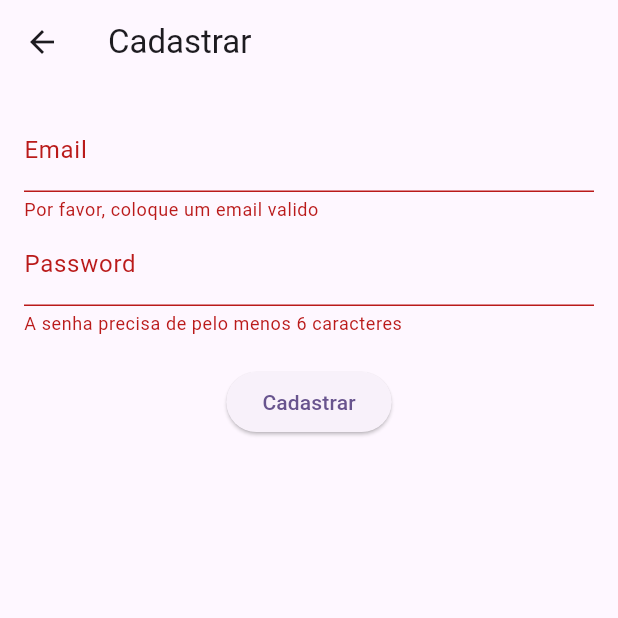
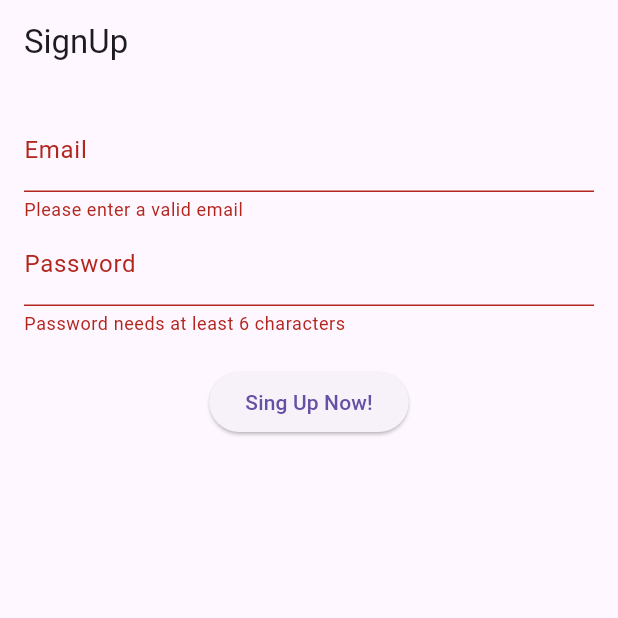
Before and after one commit to AoiteFoca/Firebase_Auth_CadLog, a Flutter app: the SignUpPage screen opened directly, on a phone screen of 412 x 824 dp, the top half of it. Run offline on Flutter 3.47's test engine with Material 3 defaults, Android fonts, the phone set to English and light mode, and no system bars; our stand-ins replace firebase_auth, firebase_core; accounts and stored records are empty; generated files the repository leaves out were written again.

Commit message:
Final Changes

```diff
--- a/lib/cad.dart
+++ b/lib/cad.dart
@@ -12,7 +12,7 @@ class SignUpPage extends StatelessWidget {
   Widget build(BuildContext context) {
     return Scaffold(
       appBar: AppBar(
-        title: Text('Cadastrar'),
+        title: Text('SignUp'),
       ),
       body: Padding(
         padding: EdgeInsets.all(16.0),
@@ -22,7 +22,7 @@ class SignUpPage extends StatelessWidget {
               controller: _emailController,
               decoration: InputDecoration(
                 labelText: 'Email',
-                errorText: _validateEmail(_emailController.text) ? null : 'Por favor, coloque um email valido',
+                errorText: _validateEmail(_emailController.text) ? null : 'Please enter a valid email',
               ),
             ),
             TextField(
@@ -30,13 +30,13 @@ class SignUpPage extends StatelessWidget {
               obscureText: true,
               decoration: InputDecoration(
                 labelText: 'Password',
-                errorText: _validatePassword(_passwordController.text) ? null : 'A senha precisa de pelo menos 6 caracteres',
+                errorText: _validatePassword(_passwordController.text) ? null : 'Password needs at least 6 characters',
               ),
             ),
             SizedBox(height: 20),
             ElevatedButton(
               onPressed: () => _signUp(context),
-              child: Text('Cadastrar'),
+              child: Text('Sing Up Now!'),
             ),
           ],
         ),
@@ -56,6 +56,9 @@ class SignUpPage extends StatelessWidget {
     if (_validateEmail(_emailController.text) && _validatePassword(_passwordController.text)) {
       try {
         await _auth.createUserWithEmailAndPassword(email: _emailController.text, password: _passwordController.text);
+        ScaffoldMessenger.of(context).showSnackBar(
+          SnackBar(content: Text('Account created! Please log-in!')),
+        );
         Navigator.pushReplacement(
           context,
           MaterialPageRoute(builder: (context) => LoginPage()),
--- a/lib/log.dart
+++ b/lib/log.dart
@@ -1,5 +1,7 @@
 import 'package:flutter/material.dart';
 import 'package:firebase_auth/firebase_auth.dart';
+
+import 'cad.dart';
 
 class LoginPage extends StatelessWidget {
   final _emailController = TextEditingController();
@@ -20,7 +22,7 @@ class LoginPage extends StatelessWidget {
               controller: _emailController,
               decoration: InputDecoration(
                 labelText: 'Email',
-                errorText: _validateEmail(_emailController.text) ? null : 'Por favor, coloque um email valido',
+                errorText: _validateEmail(_emailController.text) ? null : 'Please enter a valid email',
               ),
             ),
             TextField(
@@ -28,7 +30,7 @@ class LoginPage extends StatelessWidget {
               obscureText: true,
               decoration: InputDecoration(
                 labelText: 'Password',
-                errorText: _validatePassword(_passwordController.text) ? null : 'A senha precisa de pelo menos 6 caracteres',
+                errorText: _validatePassword(_passwordController.text) ? null : 'Password needs at least 6 characters',
               ),
             ),
             SizedBox(height: 20),
@@ -58,16 +60,16 @@ class LoginPage extends StatelessWidget {
         await _auth.signInWithEmailAndPassword(email: _emailController.text, password: _passwordController.text);
         // certo
         ScaffoldMessenger.of(context).showSnackBar(
-          SnackBar(content: Text('Login Funcionou!')),
+          SnackBar(content: Text('Logged-in!')),
         );
         Navigator.pushReplacement(
           context,
-          MaterialPageRoute(builder: (context) => LoginPage()),
+          MaterialPageRoute(builder: (context) => SignUpPage()),
         );
       } catch (e) {
         // erro
         ScaffoldMessenger.of(context).showSnackBar(
-          SnackBar(content: Text('Login Falhou!')),
+          SnackBar(content: Text('Login Failed!')),
         );
       }
     }
```
Also changed, not shown: lib/main.dart (+4 -55 lines), 1 other file.
